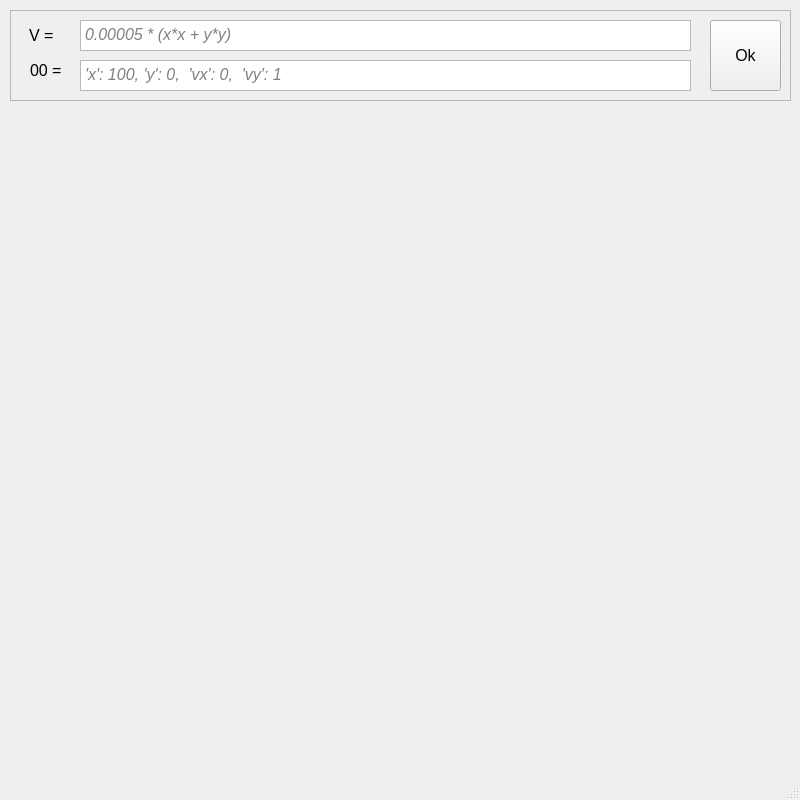
First picture: the form in ui/mainForm.ui, repository vladmikhbond/MechanPyQt, before the edit.
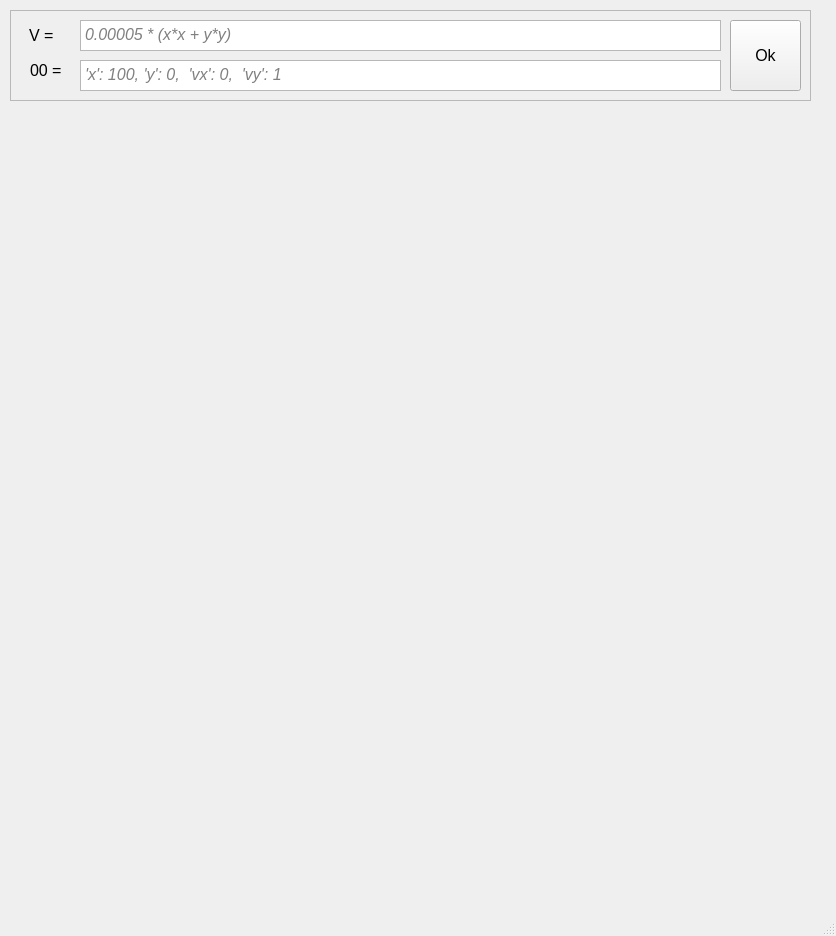
Second picture: the form after the edit.

What changed in the file:
```diff
--- a/ui/mainForm.ui
+++ b/ui/mainForm.ui
@@ -6,8 +6,8 @@
    <rect>
     <x>0</x>
     <y>0</y>
-    <width>800</width>
-    <height>800</height>
+    <width>836</width>
+    <height>936</height>
    </rect>
   </property>
   <property name="font">
@@ -24,7 +24,7 @@
      <rect>
       <x>10</x>
       <y>10</y>
-      <width>781</width>
+      <width>801</width>
       <height>91</height>
      </rect>
     </property>
@@ -57,7 +57,7 @@
       <rect>
        <x>70</x>
        <y>10</y>
-       <width>611</width>
+       <width>641</width>
        <height>31</height>
       </rect>
      </property>
@@ -88,7 +88,7 @@
     <widget class="QPushButton" name="okButton">
      <property name="geometry">
       <rect>
-       <x>700</x>
+       <x>720</x>
        <y>10</y>
        <width>71</width>
        <height>71</height>
@@ -103,7 +103,7 @@
       <rect>
        <x>70</x>
        <y>50</y>
-       <width>611</width>
+       <width>641</width>
        <height>31</height>
       </rect>
      </property>
@@ -145,6 +145,19 @@
      </property>
     </widget>
    </widget>
+   <widget class="QWidget" name="fieldWidget" native="true">
+    <property name="geometry">
+     <rect>
+      <x>10</x>
+      <y>110</y>
+      <width>800</width>
+      <height>800</height>
+     </rect>
+    </property>
+    <property name="mouseTracking">
+     <bool>true</bool>
+    </property>
+   </widget>
   </widget>
   <widget class="QMenuBar" name="menubar">
    <property name="geometry">
```
Left out of the diff: 4 changed lines with no effect on the pictures.
